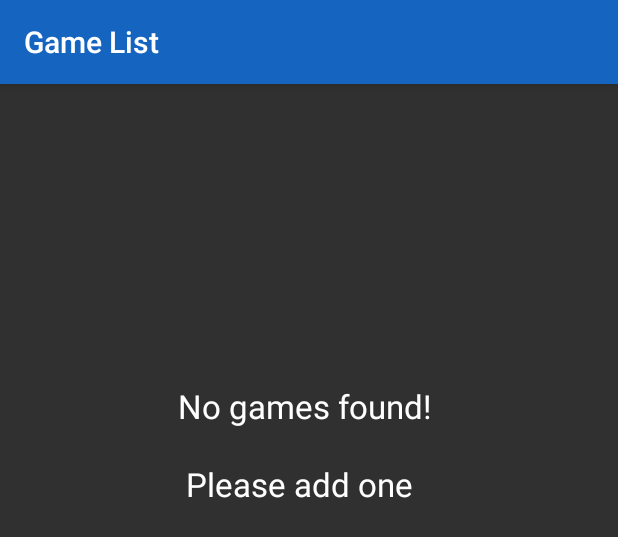
After one commit to jloures/TeamChooser, an Android app: the layout activity_game_list.xml on its own in the app's theme, with its tools: preview values and no code run, on a phone screen of 412 x 824 dp. The commit adds this screen. Shown: the top 537 px of the screen. Run offline under Robolectric (Android 15) with nearby library versions, the phone set to English and light mode, and no system bars.

Commit message:
Adding ListView to GameListActivity
Adding 'No games found! Please add one' message

```diff
--- a/app/src/main/java/com/example/capstone/teamchooser/AppInfoListActivity.java
+++ b/app/src/main/java/com/example/capstone/teamchooser/AppInfoListActivity.java
@@ -3,6 +3,7 @@ package com.example.capstone.teamchooser;
 import android.content.Intent;
 import android.support.v7.app.ActionBar;
 import android.os.Bundle;
+
 import android.support.v7.widget.Toolbar;
 import android.view.View;
 import android.widget.AdapterView;
--- a/app/src/main/java/com/example/capstone/teamchooser/helperClasses/Instruction.java
+++ b/app/src/main/java/com/example/capstone/teamchooser/helperClasses/Instruction.java
@@ -24,6 +24,8 @@ public class Instruction implements Serializable{
     }
 
     //Nothing fancy here, just returning the title
+    //We need to override this because by default the Adapter will call
+    //the .toString() method on all elements that are present in the menu
     @Override
     public String toString() {
         return this.m_instructionTitle;
--- /dev/null
+++ b/app/src/main/res/layout/activity_game_list.xml
@@ -0,0 +1,36 @@
+<?xml version="1.0" encoding="utf-8"?>
+<RelativeLayout xmlns:android="http://schemas.android.com/apk/res/android"
+    xmlns:app="http://schemas.android.com/apk/res-auto"
+    android:orientation="vertical"
+    android:layout_width="match_parent"
+    android:layout_height="match_parent">
+
+   <android.support.v7.widget.Toolbar
+       style="@style/ActionBarBaseTheme"
+       android:id="@+id/game_list_toolbar"
+       app:title="@string/game_list"
+       app:titleTextColor="@android:color/white"
+       android:titleTextColor="@android:color/white" />
+
+    <FrameLayout
+        android:layout_width="wrap_content"
+        android:layout_height="wrap_content"
+        android:layout_below="@+id/game_list_toolbar">
+        <ListView
+           android:id="@+id/game_list_list_view"
+           android:drawSelectorOnTop="true"
+           android:layout_width="match_parent"
+           android:layout_height="wrap_content"
+           android:layout_alignParentBottom="true" />
+
+        <TextView
+            android:layout_width="wrap_content"
+            android:layout_height="wrap_content"
+            android:textAppearance="?android:attr/textAppearanceLarge"
+            android:text="@string/no_games_text"
+            android:id="@+id/no_games_text_view"
+            android:layout_gravity="center_horizontal|top"
+            android:layout_marginTop="200dip" />
+    </FrameLayout>
+
+</RelativeLayout>
--- a/app/src/main/res/layout/activity_instruction.xml
+++ b/app/src/main/res/layout/activity_instruction.xml
@@ -18,5 +18,6 @@
         android:paddingLeft="@dimen/activity_horizontal_margin"
         android:paddingRight="@dimen/activity_horizontal_margin"
         android:paddingTop="@dimen/activity_vertical_margin"
+        android:scrollbars="vertical"
         android:layout_below="@+id/instruction_toolbar"/>
 </RelativeLayout>
--- a/app/src/main/res/menu/main_menu.xml
+++ b/app/src/main/res/menu/main_menu.xml
@@ -3,7 +3,7 @@
     xmlns:android="http://schemas.android.com/apk/res/android"
     xmlns:app="http://schemas.android.com/apk/res-auto"
     xmlns:tools="http://schemas.android.com/tools"
-    tools:context=".MainActivity">
+    tools:context=".GameListActivity">
     <item
         android:id="@+id/get_info"
         android:orderInCategory="100"
--- a/app/src/main/res/values/strings.xml
+++ b/app/src/main/res/values/strings.xml
@@ -4,4 +4,5 @@
     <string name="create_game">Create Game</string>
     <string name="get_info_app">Get Info</string>
     <string name="app_info_list">App Info</string>
+    <string name="no_games_text">No games found! \n\n Please add one</string>
 </resources>
```
Also changed, not shown: app/src/main/AndroidManifest.xml (+5 -4 lines), app/src/main/java/com/example/capstone/teamchooser/GameActivity.java (added, +13 -0 lines), app/src/main/java/com/example/capstone/teamchooser/GameListActivity.java (added, +129 -0 lines), app/src/main/java/com/example/capstone/teamchooser/InstructionActivity.java (+7 -0 lines), app/src/main/java/com/example/capstone/teamchooser/MainActivity.java (deleted, +0 -53 lines), app/src/main/java/com/example/capstone/teamchooser/helperClasses/Game.java (added, +8 -0 lines), app/src/main/java/com/example/capstone/teamchooser/helperClasses/TeamChooserActivity.java (+6 -2 lines), app/src/main/res/layout/activity_game.xml (added, +12 -0 lines), app/src/main/res/layout/activity_main.xml (deleted, +0 -15 lines).
